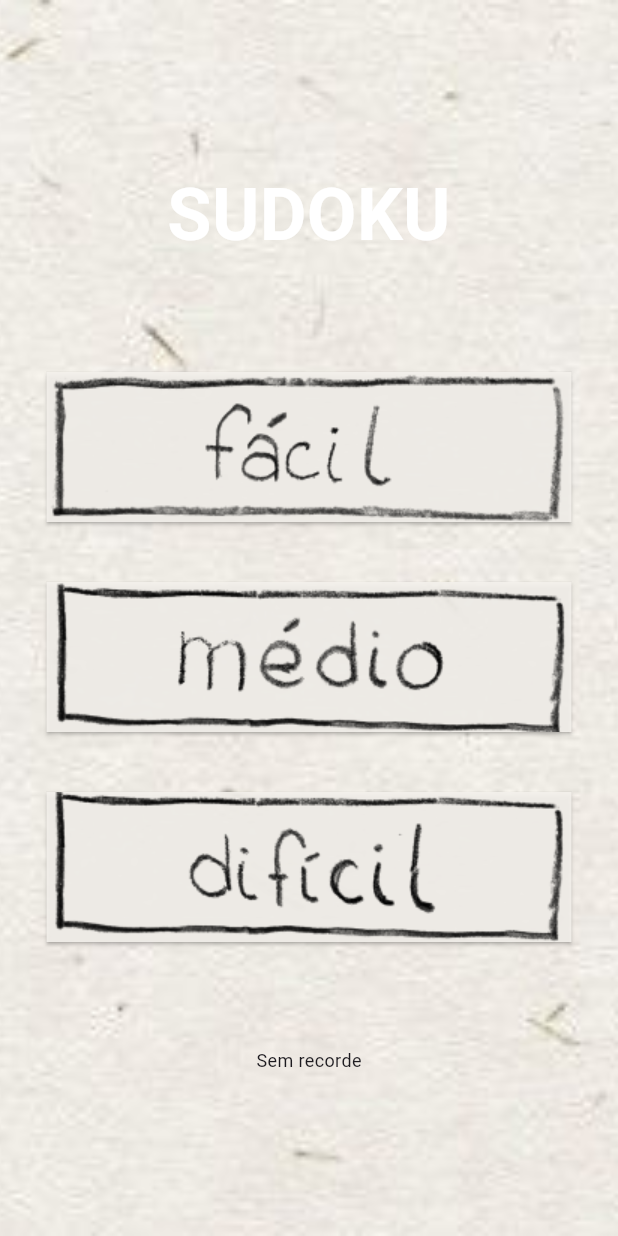
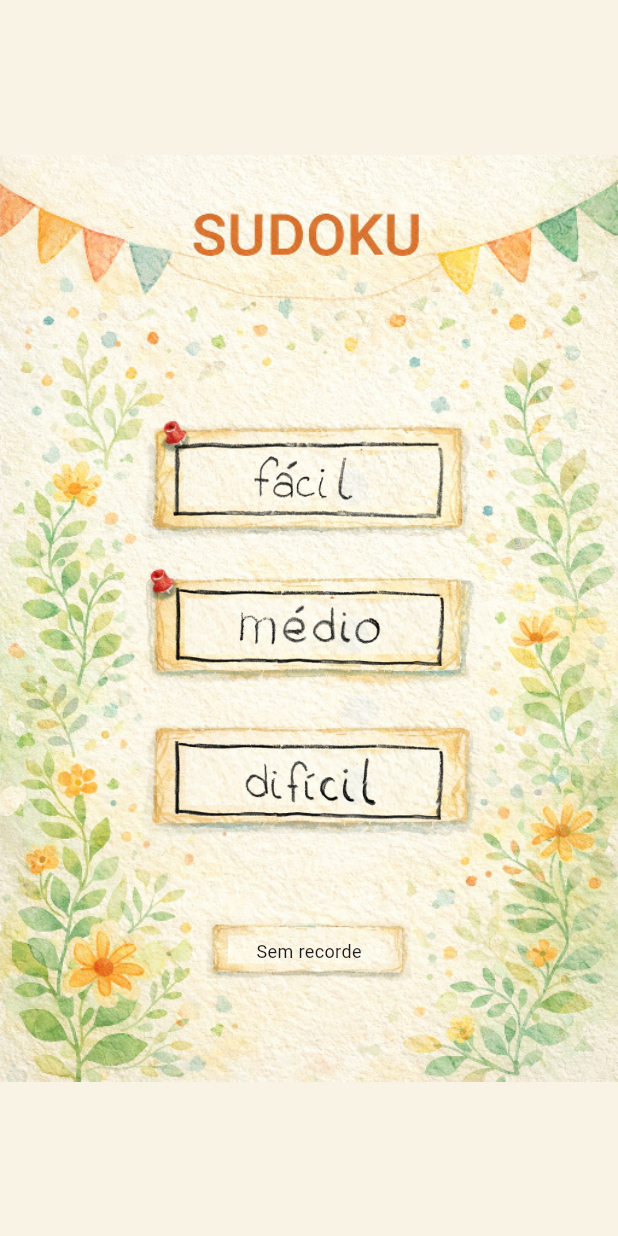
Before and after one commit to reily-cleiane/sudoku, a Flutter app: the screen it shows after launch, on a phone screen of 412 x 824 dp. Run offline on Flutter 3.47's test engine with Material 3 defaults, Android fonts, the phone set to English and light mode, and no system bars; our stand-ins replace shared_preferences.

Commit message:
Melhora interface da tela inicial

```diff
--- a/lib/telas/novo_jogo.dart
+++ b/lib/telas/novo_jogo.dart
@@ -21,63 +21,52 @@ class NovoJogo extends StatelessWidget {
     );
   }
 
-  Widget _gerarBotaoDificuldade(BuildContext context, {required Dificuldade nivel}) {
-    return Padding(
-      padding: const EdgeInsets.symmetric(vertical: 20, horizontal: 0),
+  Widget _gerarBotaoDificuldade(
+    BuildContext context,
+    BoxConstraints constraints, { // Recebe as restrições da imagem
+    required Dificuldade nivel,
+    required double topPercent,
+  }) {
+    // Calcula o tamanho baseado no que a imagem (constraints) realmente tem
+    double larguraBotao = constraints.maxWidth * 0.45;
+    double alturaBotao = constraints.maxHeight * 0.12;
 
-      child: ElevatedButton(
-        onPressed: () {
+    return Align(
+      alignment: FractionalOffset(0.5, topPercent),
+      child: GestureDetector(
+        onTap: () {
           Navigator.pushReplacement(context, MaterialPageRoute(builder: (context) => Jogo(dificuldade: nivel)));
         },
-
-        style: ElevatedButton.styleFrom(
-          backgroundColor: const Color.fromARGB(230, 244, 241, 236),
-          shape: RoundedRectangleBorder(borderRadius: BorderRadius.circular(0)),
-          padding: EdgeInsets.zero, // <--add this
-        ),
-        child: nivel.imagem,
+        child: Container(width: larguraBotao, height: alturaBotao, child: nivel.imagem),
       ),
-      // child: IconButton(
-      //   iconSize: 80, // Tamanho que a imagem ocupará
-      //   onPressed: () {
-      //     Navigator.pushReplacement(context, MaterialPageRoute(builder: (context) => Jogo(dificuldade: nivel)));
-      //   },
-      //   icon: Image.asset("imagens/botoes_dificuldade/$imagem", fit: BoxFit.contain),
-      // ),
     );
   }
 
   @override
   Widget build(BuildContext context) {
     return Scaffold(
-      body: Stack(
-        children: [
-          Positioned.fill(child: Image.asset("imagens/bg.jpg", fit: BoxFit.cover)),
-          SafeArea(
-            child: Center(
-              child: Column(
-                mainAxisAlignment: MainAxisAlignment.center,
+      backgroundColor: const Color.fromARGB(255, 248, 243, 229),
+      body: Center(
+        child: AspectRatio(
+          aspectRatio: 512 / 768,
+          child: LayoutBuilder(
+            // Widget para capturar as dimensões da imagem
+            builder: (context, constraints) {
+              return Stack(
                 children: [
-                  const Text(
-                    "SUDOKU",
-                    textAlign: TextAlign.center,
-                    style: TextStyle(
-                      fontSize: 48,
-                      fontWeight: FontWeight.bold,
-                      color: Color.fromARGB(255, 255, 255, 255),
-                    ),
-                  ),
-                  const SizedBox(height: 50),
-                  _gerarBotaoDificuldade(context, nivel: DificuldadeFacil()),
-                  _gerarBotaoDificuldade(context, nivel: DificuldadeMedia()),
-                  _gerarBotaoDificuldade(context, nivel: DificuldadeDificil()),
-                  const SizedBox(height: 50),
-                  _exibirRecorde(DificuldadeFacil()),
+                  Positioned.fill(child: Image.asset("imagens/bg_home.png", fit: BoxFit.fill)),
+
+                  // Pega as 'constraints' para que o botão saiba o tamanho da imagem
+                  _gerarBotaoDificuldade(context, constraints, nivel: DificuldadeFacil(), topPercent: 0.33),
+                  _gerarBotaoDificuldade(context, constraints, nivel: DificuldadeMedia(), topPercent: 0.51),
+                  _gerarBotaoDificuldade(context, constraints, nivel: DificuldadeDificil(), topPercent: 0.7),
+
+                  Align(alignment: const FractionalOffset(0.5, 0.87), child: _exibirRecorde(DificuldadeFacil())),
                 ],
-              ),
-            ),
+              );
+            },
           ),
-        ],
+        ),
       ),
     );
   }
--- a/pubspec.yaml
+++ b/pubspec.yaml
@@ -63,6 +63,7 @@ flutter:
     - imagens/grid.png
     - imagens/bg.jpg
     - imagens/bg_fim.png
+    - imagens/bg_home.png
     - imagens/btn_novo_jogo.png
     - imagens/teclado/btn1.png
     - imagens/teclado/btn2.png
```
Also changed, not shown: imagens/bg_home.png (added), 1 other file.
